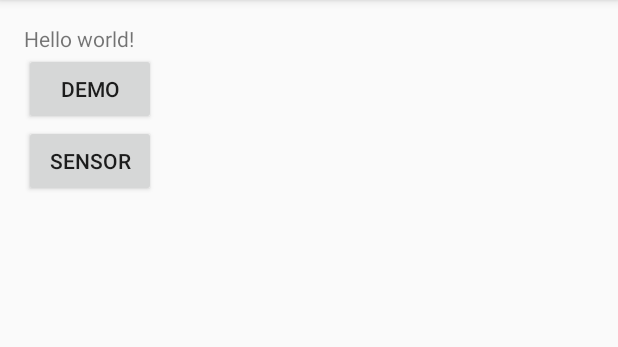
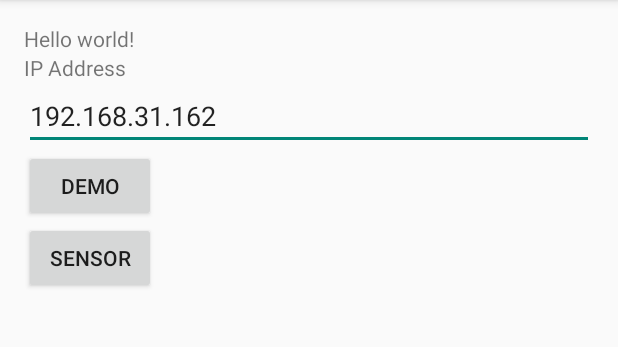
Before and after one commit to CaishunChen/myffff, an Android app: the screen it shows after launch (MainActivity), on a phone screen of 412 x 824 dp, the part 84-431 px from its top. Run offline under Robolectric (Android 15) with nearby library versions, the phone set to English and light mode, and no system bars; 2 statements that could not run were skipped.

Commit message:
[CHG] 数据上传无问题，无内存泄露 [ADD] 增加了talkingData的集成

```diff
--- a/app/build.gradle
+++ b/app/build.gradle
@@ -27,4 +27,6 @@ android {
 dependencies {
     compile fileTree(dir: 'libs', include: ['*.jar'])
     compile 'com.android.support:appcompat-v7:23.0.1'
+    compile files('libs/commons-collections4-4.0.jar')
+    compile files('TalkingDataAnalytics_V2.0.4.jar')
 }
--- a/app/src/main/AndroidManifest.xml
+++ b/app/src/main/AndroidManifest.xml
@@ -16,6 +16,7 @@
     <uses-permission android:name="android.permission.CALL_PHONE" />
     <uses-permission android:name="android.permission.READ_EXTERNAL_STORAGE"
         android:maxSdkVersion="18" />
+
     <application
         android:allowBackup="true"
         android:icon="@mipmap/ic_launcher"
@@ -30,6 +31,8 @@
                 <category android:name="android.intent.category.LAUNCHER" />
             </intent-filter>
         </activity>
+        <meta-data android:name="TD_APP_ID" android:value="F0E2FFF994053714CC0C103A39787F32" />
+        <meta-data android:name="TD_CHANNEL_ID" android:value="Your_channel_id"/>
     </application>
 
 </manifest>
--- a/app/src/main/java/com/mimimao/eric/fixcomma/MainActivity.java
+++ b/app/src/main/java/com/mimimao/eric/fixcomma/MainActivity.java
@@ -4,17 +4,25 @@ import android.content.Context;
 import android.hardware.Sensor;
 import android.hardware.SensorEvent;
 import android.hardware.SensorManager;
+import android.support.v4.content.res.TypedArrayUtils;
 import android.support.v7.app.AppCompatActivity;
 import android.os.Bundle;
+import android.util.Log;
 import android.view.Menu;
 import android.view.MenuItem;
 import android.view.View;
 import android.widget.Button;
+import android.widget.EditText;
 import android.widget.TextView;
 import android.hardware.SensorEventListener;
 
+import org.apache.commons.collections4.queue.CircularFifoQueue;
+import com.tendcloud.tenddata.TCAgent;
+
 import java.nio.ByteBuffer;
 import java.nio.ByteOrder;
+import java.util.ArrayList;
+import java.util.Queue;
 
 public class MainActivity extends AppCompatActivity implements View.OnClickListener,SensorEventListener {
 
@@ -27,7 +35,27 @@ public class MainActivity extends AppCompatActivity implements View.OnClickListe
     private float last_x, last_y, last_z;
     private static final int SHAKE_THRESHOLD = 600;
 
+    public  String m_strIP = "192.168.31.162";
 
+    int m_nMaxWaveData = 4096;
+
+
+    private Queue<Byte> m_oWaveBuffers = null;
+
+    protected void resetWaveBuffer()
+    {
+        if (null == this.m_oWaveBuffers)
+        {
+            this.m_oWaveBuffers = new CircularFifoQueue<>(this.m_nMaxWaveData*2);
+        }
+
+        int lnDataSize = this.m_nMaxWaveData*2;
+
+        for (int i=0;i<lnDataSize;i++)
+        {
+            this.m_oWaveBuffers.add((byte)0);
+        }
+    }
 
     protected void clearResource()
     {
@@ -49,6 +77,9 @@ public class MainActivity extends AppCompatActivity implements View.OnClickListe
         super.onCreate(savedInstanceState);
         setContentView(R.layout.activity_main);
 
+        TCAgent.LOG_ON=true;
+        TCAgent.init(this);
+        TCAgent.setReportUncaughtExceptions(true);
 
         findViewById(R.id.Demo).setOnClickListener(this);
         findViewById(R.id.Sensor).setOnClickListener(this);
@@ -57,6 +88,13 @@ public class MainActivity extends AppCompatActivity implements View.OnClickListe
         senAccelerometer = senSensorManager.getDefaultSensor(Sensor.TYPE_ACCELEROMETER);
         senSensorManager.registerListener(this, senAccelerometer, SensorManager.SENSOR_DELAY_NORMAL);
 
+        EditText loIp = (EditText) this.findViewById(R.id.IP_Address);
+        if (null!=loIp)
+        {
+            loIp.setText(this.m_strIP);
+        }
+
+        this.resetWaveBuffer();
     }
 
     @Override
@@ -84,7 +122,7 @@ public class MainActivity extends AppCompatActivity implements View.OnClickListe
     protected void OnTestSensor() {
         TextView mTextView = (TextView) this.findViewById(R.id.test);
 
-        Boolean lnRet = arefFixCom.Link("192.168.1.107", 17001);
+        Boolean lnRet = arefFixCom.Link(this.m_strIP, 17001);
 
         if (lnRet)
         {
@@ -118,16 +156,42 @@ public class MainActivity extends AppCompatActivity implements View.OnClickListe
                 loVibs.put(loValue.getBytes());
             }
 
+            loVibs.flip();
+
+            ArrayList<Byte> loList = null;
+
+            try
+            {
+                loList = new ArrayList<>(this.m_oWaveBuffers);
+            }catch (Exception e3)
+            {
+                Log.e("eeeee",e3.getMessage());
+            }
+
+
+
+
+            ByteBuffer loTemp = ByteBuffer.allocate(loList.size());
+
+            loTemp.order(ByteOrder.LITTLE_ENDIAN);
+
+            for (int i=0;i<loList.size();i++)
+            {
+                loTemp.put(loList.get(i));
+            }
+
+            loTemp.flip();
+
             arefFixCom.CreateHead(24000);
             arefFixCom.SetItemString(15004, "c");
             arefFixCom.SetItemString(15003, "f");
             arefFixCom.SetItemString(10013, "p");
             arefFixCom.SetItemInt(14019, 0);
             arefFixCom.SetItemInt(14002, 2);
-            arefFixCom.SetItemInt(14003, this.m_oWaves.array().length);
+            arefFixCom.SetItemInt(14003, this.m_oWaveBuffers.size());
             arefFixCom.SetItemInt(10051, 1);
             arefFixCom.SetItemBuf(14012, loVibs.array());
-            arefFixCom.SetItemBuf(14001, this.m_oWaves.array());
+            arefFixCom.SetItemBuf(14001, loTemp.array());
             arefFixCom.SetItemInt(10084, -1);
             arefFixCom.SetItemString(10009, "1900-01-01 17:00:00");
             arefFixCom.SetItemInt(10086, 123);
@@ -149,7 +213,7 @@ public class MainActivity extends AppCompatActivity implements View.OnClickListe
     {
         TextView mTextView = (TextView) this.findViewById(R.id.test);
 
-        Boolean lnRet = arefFixCom.Link("192.168.1.107", 17001);
+        Boolean lnRet = arefFixCom.Link(this.m_strIP, 17001);
 
         if (lnRet)
         {
@@ -215,10 +279,6 @@ public class MainActivity extends AppCompatActivity implements View.OnClickListe
         }
     }
 
-    int m_nMaxWaveData = 512;
-
-    ByteBuffer m_oWaves = null;
-
     int m_PushedCount = 0;
 
     @Override
@@ -240,34 +300,39 @@ public class MainActivity extends AppCompatActivity implements View.OnClickListe
 
                 float speed = Math.abs(x + y + z - last_x - last_y - last_z)/ diffTime * 10000;
 
-                if (speed > SHAKE_THRESHOLD) {
+
+
+                if (speed > SHAKE_THRESHOLD)
+                {
 
                 }
 
-                if (this.m_oWaves!=null && this.m_PushedCount>=30)
+                if (this.m_PushedCount>=5)
                 {
-                   this.OnTestSensor();
-                    this.m_oWaves.clear();
+                    this.OnTestSensor();
+
                     this.m_PushedCount = 0;
+
                 }else
                 {
 
                 }
 
-                if (this.m_oWaves == null  )
-                {
-                    this.m_oWaves = ByteBuffer.allocate(this.m_nMaxWaveData);
-
-                    this.m_oWaves.order(ByteOrder.LITTLE_ENDIAN);
-                }
-
-
                 short m = (short)(last_x*10);
                 last_x = x;
 
-                this.m_oWaves.putShort(m);
                 m_PushedCount++;
-           //     this.OnTestSensor();
+
+                ByteBuffer loTemp = ByteBuffer.allocate(2);
+
+                loTemp.order(ByteOrder.LITTLE_ENDIAN);
+
+                loTemp.putShort((short)m);
+
+                this.m_oWaveBuffers.add(loTemp.get(0));
+
+                this.m_oWaveBuffers.add(loTemp.get(1));
+
                 last_y = y;
                 last_z = z;
             }
@@ -281,6 +346,11 @@ public class MainActivity extends AppCompatActivity implements View.OnClickListe
 
     public void onClick(View v)
     {
+        EditText loIp = (EditText) this.findViewById(R.id.IP_Address);
+        if (null!=loIp)
+        {
+            this.m_strIP = loIp.getText().toString();
+        }
         switch (v.getId()) {
             case R.id.Demo:
                 this.OnTestDemo();
--- a/app/src/main/java/com/mimimao/eric/fixcomma/S_VibCharValue.java
+++ b/app/src/main/java/com/mimimao/eric/fixcomma/S_VibCharValue.java
@@ -24,7 +24,7 @@ public class S_VibCharValue {
     int  _iRev= 0;       //转速
     public byte[] getBytes()
     {
-        ByteBuffer buffer = ByteBuffer.allocate(1000);
+        ByteBuffer buffer = ByteBuffer.allocate(60);
         buffer.order(ByteOrder.LITTLE_ENDIAN);
         buffer.putFloat(this._fCharAll);
         buffer.putFloat(this._fCharHalf);
--- a/app/src/main/res/layout/activity_main.xml
+++ b/app/src/main/res/layout/activity_main.xml
@@ -8,6 +8,18 @@
 
     <TextView android:id="@+id/test" android:text="@string/hello_world" android:layout_width="wrap_content"
         android:layout_height="wrap_content" />
+
+    <TextView
+        android:layout_width="wrap_content"
+        android:layout_height="wrap_content"
+        android:text="IP Address"
+        android:id="@+id/IP_Address_Label" />
+
+    <EditText
+        android:layout_width="match_parent"
+        android:layout_height="wrap_content"
+        android:id="@+id/IP_Address" />
+
     <Button android:id="@+id/Demo" android:text="@string/Demo" android:layout_width="wrap_content"
         android:layout_height="wrap_content" />
     <Button android:id="@+id/Sensor" android:text="@string/Sensor" android:layout_width="wrap_content"
--- a/build.gradle
+++ b/build.gradle
@@ -6,7 +6,6 @@ buildscript {
     }
     dependencies {
         classpath 'com.android.tools.build:gradle:1.3.0'
-
         // NOTE: Do not place your application dependencies here; they belong
         // in the individual module build.gradle files
     }
```
Also changed, not shown: app/libs/TalkingDataAnalytics_V2.0.4.jar (added), app/libs/commons-collections4-4.0.jar (added), 2 other files.
